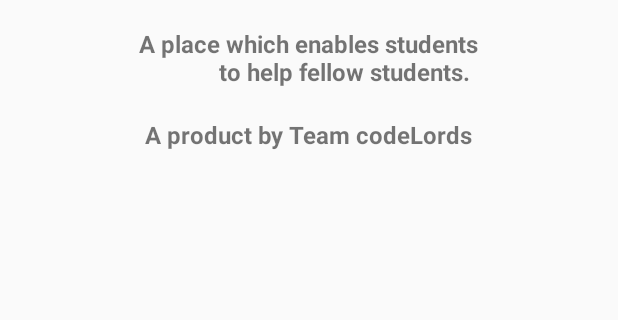
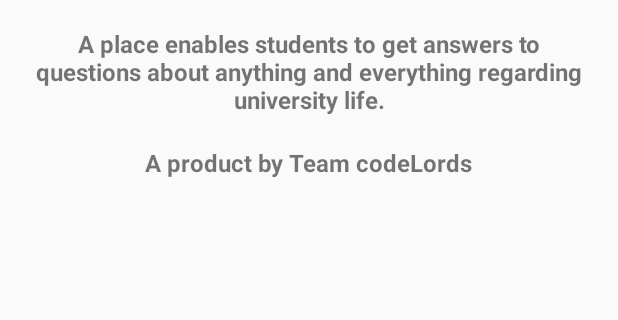
Before and after one commit to Navi-nk/Uask, an Android app: the About screen opened directly, with no data from a screen before it, on a phone screen of 412 x 824 dp, the part 390-710 px from its top. Run offline under Robolectric (Android 15) with nearby library versions, the phone set to English and light mode, and no system bars.

Commit message:
Merging changes

```diff
--- a/app/src/main/res/layout/activity_about.xml
+++ b/app/src/main/res/layout/activity_about.xml
@@ -16,13 +16,16 @@
         android:id="@+id/iV" />
 
     <TextView
-        android:text="A place which enables students\n\t\t\t\tto help fellow students."
+        android:text="A place enables students to get answers to questions about anything and everything regarding university life."
         android:textStyle="bold"
         android:layout_width="wrap_content"
         android:layout_height="wrap_content"
         android:layout_below="@+id/iV"
+        android:gravity="center"
         android:layout_centerHorizontal="true"
         android:layout_marginTop="18dp"
+        android:paddingLeft="@dimen/activity_horizontal_margin"
+        android:paddingRight="@dimen/activity_vertical_margin"
         android:id="@+id/tV1"
         android:textSize="16sp" />
 
```
